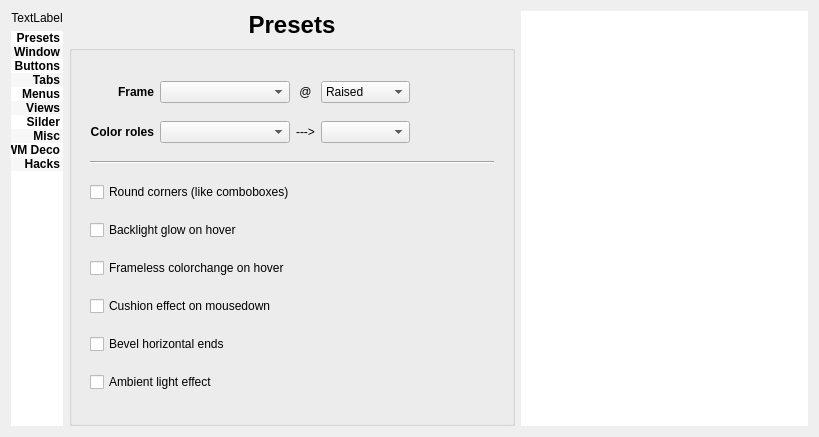
This is config/config.ui in deiv/bespin-pkg as Qt 5 draws it before an edit. The edited form follows.
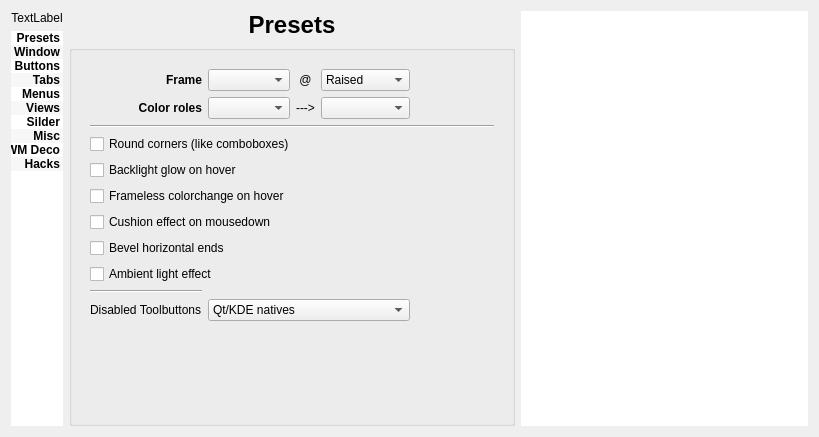
This is the edited form. The open tabs and pages were chosen to show the change.

Commit message: kde resupports icon fx -> bespin supports config :-P

What changed in the file:
```diff
--- a/config/config.ui
+++ b/config/config.ui
@@ -999,6 +999,52 @@
             </property>
            </widget>
           </item>
+          <item row="10" column="0">
+           <widget class="QLabel" name="label_24">
+            <property name="text">
+             <string>Disabled Toolbuttons</string>
+            </property>
+           </widget>
+          </item>
+          <item row="11" column="0">
+           <spacer name="verticalSpacer_7">
+            <property name="orientation">
+             <enum>Qt::Vertical</enum>
+            </property>
+            <property name="sizeHint" stdset="0">
+             <size>
+              <width>20</width>
+              <height>40</height>
+             </size>
+            </property>
+           </spacer>
+          </item>
+          <item row="9" column="0">
+           <widget class="Line" name="line_2">
+            <property name="orientation">
+             <enum>Qt::Horizontal</enum>
+            </property>
+           </widget>
+          </item>
+          <item row="10" column="1" colspan="3">
+           <widget class="QComboBox" name="disabledToolbuttonStyle">
+            <item>
+             <property name="text">
+              <string>Qt/KDE natives</string>
+             </property>
+            </item>
+            <item>
+             <property name="text">
+              <string>Desaturated (Qt standard)</string>
+             </property>
+            </item>
+            <item>
+             <property name="text">
+              <string>Blurred</string>
+             </property>
+            </item>
+           </widget>
+          </item>
          </layout>
          <zorder>gradButton</zorder>
          <zorder>label_20</zorder>
```
Left out of the diff: 59 changed lines with no effect on the pictures. The commit also changes 6 other files.
